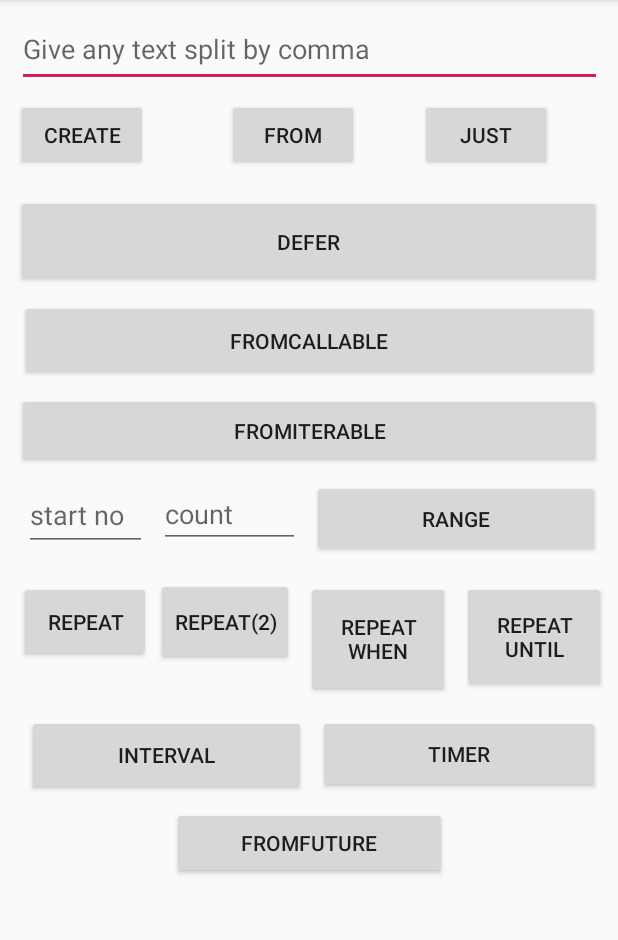
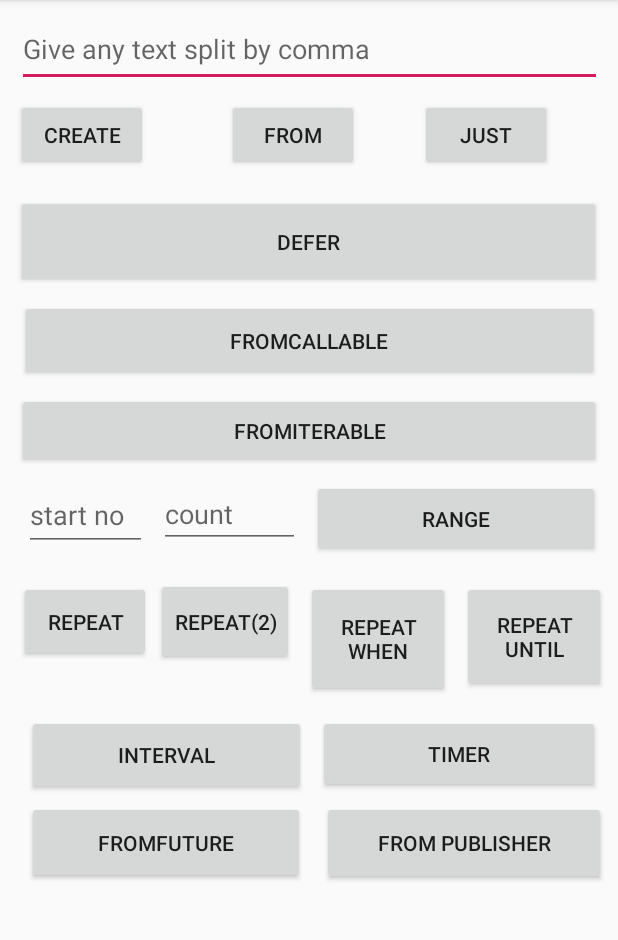
Before and after one commit to harisudhan7889/Code-ReactiveX, an Android app: the BasicOperatorsActivity screen opened directly, with no data from a screen before it, on a phone screen of 412 x 824 dp, the part 84-1024 px from its top. Run offline under Robolectric (Android 15) with nearby library versions, the phone set to English and light mode, and no system bars; our stand-ins replace RxJava.

```diff
--- a/app/src/main/java/com/hari/rxjava/operators/basic/BasicOperatorsActivity.kt
+++ b/app/src/main/java/com/hari/rxjava/operators/basic/BasicOperatorsActivity.kt
@@ -65,6 +65,7 @@ class BasicOperatorsActivity : AppCompatActivity(),
         intervalButton.setOnClickListener(this)
         timerButton.setOnClickListener(this)
         fromFuture.setOnClickListener(this)
+        fromPublisher.setOnClickListener(this)
     }
 
     override fun onClick(v: View?) {
@@ -135,6 +136,10 @@ class BasicOperatorsActivity : AppCompatActivity(),
                 output.text = ""
                 presenter.fromFuture()
             }
+            fromPublisher -> {
+                output.text = ""
+                //Todo Yet to implement
+            }
         }
     }
 }
--- a/app/src/main/res/layout/view_basic_operators.xml
+++ b/app/src/main/res/layout/view_basic_operators.xml
@@ -149,11 +149,19 @@
             android:layout_marginTop="12dp" app:layout_constraintTop_toBottomOf="@+id/repeatWhen"/>
     <Button
             android:text="FromFuture"
-            android:layout_width="183dp"
-            android:layout_height="wrap_content"
-            android:id="@+id/fromFuture" android:layout_marginTop="8dp"
+            android:layout_width="185dp"
+            android:layout_height="55dp"
+            android:id="@+id/fromFuture"
             app:layout_constraintTop_toBottomOf="@+id/intervalButton" app:layout_constraintStart_toStartOf="parent"
-            android:layout_marginStart="8dp" app:layout_constraintEnd_toEndOf="parent" android:layout_marginEnd="8dp"/>
+            android:layout_marginStart="8dp"
+            app:layout_constraintEnd_toStartOf="@+id/fromPublisher" android:layout_marginEnd="8dp"
+            app:layout_constraintHorizontal_bias="0.75" android:layout_marginTop="4dp"/>
+    <Button
+            android:text="From Publisher"
+            android:layout_width="189dp"
+            android:layout_height="56dp"
+            android:id="@+id/fromPublisher" app:layout_constraintEnd_toEndOf="parent" android:layout_marginEnd="8dp"
+            app:layout_constraintBaseline_toBaselineOf="@+id/fromFuture"/>
 
 
 </android.support.constraint.ConstraintLayout>
```
Also changed, not shown: app/src/main/java/com/hari/rxjava/operators/basic/BasicOperatorsPresenterImpl.kt (+17 -11 lines), 1 other file.
